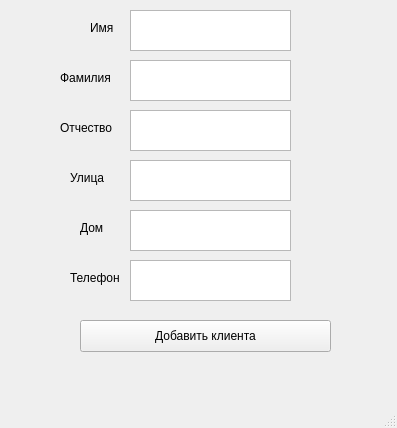
FIIckSesh/MRP, file ui/clients.ui: the form before one commit.
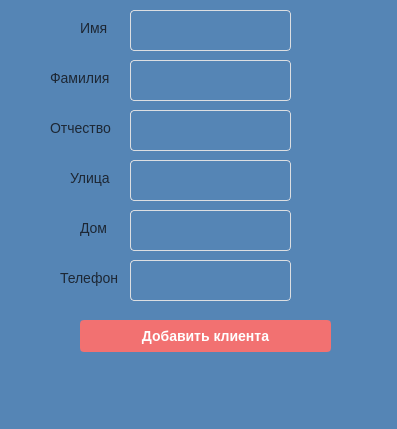
The form after the commit.

Diff of the .ui file:
```diff
--- a/ui/clients.ui
+++ b/ui/clients.ui
@@ -7,12 +7,20 @@
     <x>0</x>
     <y>0</y>
     <width>397</width>
-    <height>428</height>
+    <height>429</height>
    </rect>
   </property>
   <property name="windowTitle">
    <string>MainWindow</string>
   </property>
+  <property name="styleSheet">
+   <string notr="true">background: #5585B5;
+padding: 0;
+    margin: 0;
+    font-family: 'Open Sans', sans-serif;
+    font-size: 14px;
+    color: #1D2734;</string>
+  </property>
   <widget class="QWidget" name="centralwidget">
    <widget class="QTextEdit" name="textSurname">
     <property name="geometry">
@@ -23,6 +31,16 @@
       <height>41</height>
      </rect>
     </property>
+    <property name="styleSheet">
+     <string notr="true">width: 100%;
+    outline: none;
+    border: 1px solid #DCDEE1;
+    border-radius: 4px;
+    color: #1D2734;
+    padding-left: 16px;
+    box-sizing: border-box;
+    -webkit-appearance: none;</string>
+    </property>
    </widget>
    <widget class="QTextEdit" name="textPatr">
     <property name="geometry">
@@ -33,6 +51,16 @@
       <height>41</height>
      </rect>
     </property>
+    <property name="styleSheet">
+     <string notr="true">width: 100%;
+    outline: none;
+    border: 1px solid #DCDEE1;
+    border-radius: 4px;
+    color: #1D2734;
+    padding-left: 16px;
+    box-sizing: border-box;
+    -webkit-appearance: none;</string>
+    </property>
    </widget>
    <widget class="QPushButton" name="addClientButton">
     <property name="geometry">
@@ -43,6 +71,23 @@
       <height>32</height>
      </rect>
     </property>
+    <property name="styleSheet">
+     <string notr="true">font-size: 14px;
+    color: #66717f;
+    padding: 0 14px;
+    border: 2px solid;
+    border-radius: 4px;
+    box-sizing: border-box;
+    cursor: pointer;
+    outline: none;
+    position: relative;
+    transition: 0.3s;
+    font-weight: 600;
+    vertical-align: middle;
+background-color: #f27171;
+    border-color: #f27171;
+    color: #FFFFFF;</string>
+    </property>
     <property name="text">
      <string>Добавить клиента</string>
     </property>
@@ -50,7 +95,7 @@
    <widget class="QLabel" name="label">
     <property name="geometry">
      <rect>
-      <x>60</x>
+      <x>50</x>
       <y>70</y>
       <width>60</width>
       <height>16</height>
@@ -63,9 +108,9 @@
    <widget class="QLabel" name="label_2">
     <property name="geometry">
      <rect>
-      <x>90</x>
+      <x>80</x>
       <y>20</y>
-      <width>60</width>
+      <width>41</width>
       <height>16</height>
      </rect>
     </property>
@@ -76,9 +121,9 @@
    <widget class="QLabel" name="label_3">
     <property name="geometry">
      <rect>
-      <x>60</x>
+      <x>50</x>
       <y>120</y>
-      <width>60</width>
+      <width>71</width>
       <height>16</height>
      </rect>
     </property>
@@ -95,6 +140,16 @@
       <height>41</height>
      </rect>
     </property>
+    <property name="styleSheet">
+     <string notr="true">width: 100%;
+    outline: none;
+    border: 1px solid #DCDEE1;
+    border-radius: 4px;
+    color: #1D2734;
+    padding-left: 16px;
+    box-sizing: border-box;
+    -webkit-appearance: none;</string>
+    </property>
    </widget>
    <widget class="QTextEdit" name="textStreet">
     <property name="geometry">
@@ -105,6 +160,16 @@
       <height>41</height>
      </rect>
     </property>
+    <property name="styleSheet">
+     <string notr="true">width: 100%;
+    outline: none;
+    border: 1px solid #DCDEE1;
+    border-radius: 4px;
+    color: #1D2734;
+    padding-left: 16px;
+    box-sizing: border-box;
+    -webkit-appearance: none;</string>
+    </property>
    </widget>
    <widget class="QLabel" name="label_4">
     <property name="geometry">
@@ -128,13 +193,23 @@
       <height>41</height>
      </rect>
     </property>
+    <property name="styleSheet">
+     <string notr="true">width: 100%;
+    outline: none;
+    border: 1px solid #DCDEE1;
+    border-radius: 4px;
+    color: #1D2734;
+    padding-left: 16px;
+    box-sizing: border-box;
+    -webkit-appearance: none;</string>
+    </property>
    </widget>
    <widget class="QLabel" name="label_5">
     <property name="geometry">
      <rect>
       <x>80</x>
       <y>220</y>
-      <width>60</width>
+      <width>41</width>
       <height>16</height>
      </rect>
     </property>
@@ -145,7 +220,7 @@
    <widget class="QLabel" name="label_6">
     <property name="geometry">
      <rect>
-      <x>70</x>
+      <x>60</x>
       <y>270</y>
       <width>60</width>
       <height>16</height>
@@ -164,6 +239,16 @@
       <height>41</height>
      </rect>
     </property>
+    <property name="styleSheet">
+     <string notr="true">width: 100%;
+    outline: none;
+    border: 1px solid #DCDEE1;
+    border-radius: 4px;
+    color: #1D2734;
+    padding-left: 16px;
+    box-sizing: border-box;
+    -webkit-appearance: none;</string>
+    </property>
    </widget>
   </widget>
   <widget class="QMenuBar" name="menubar">
```
Left out of the diff: 2 changed lines with no effect on the pictures.
